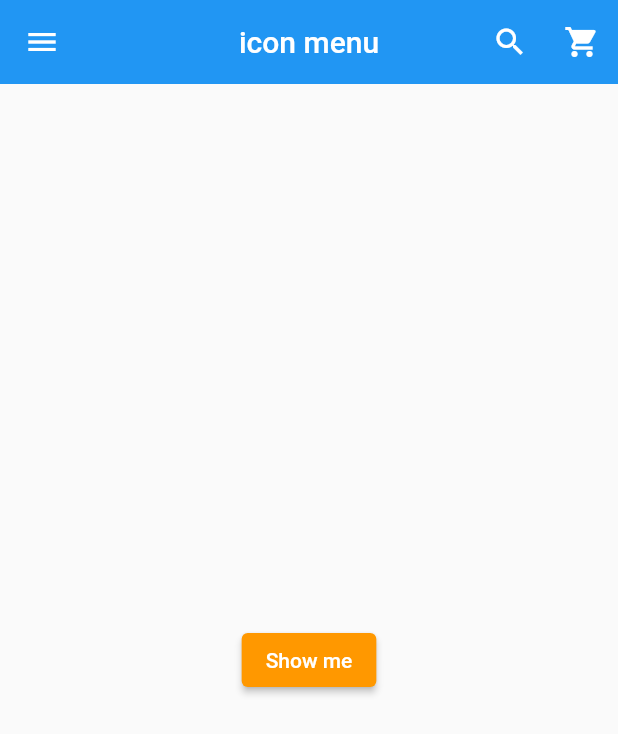
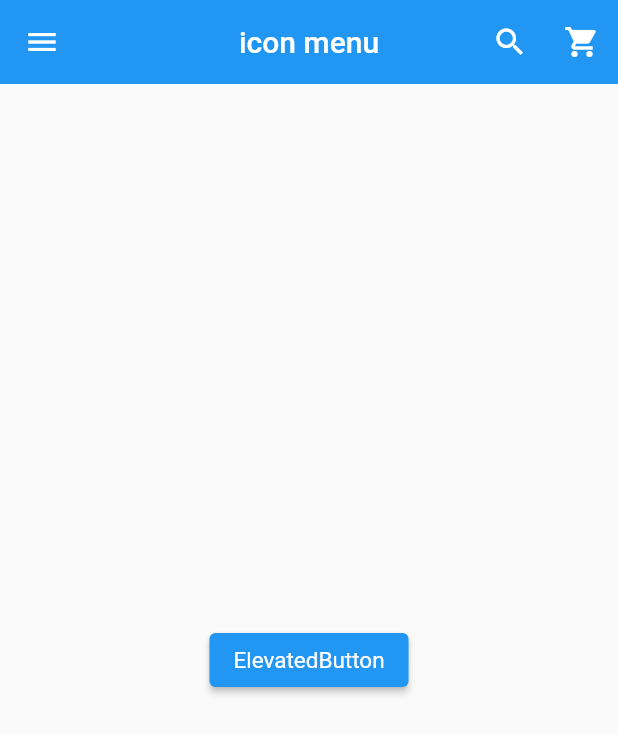
Before and after one commit to ksyeon94/flutter_practice1, a Flutter app: the MyPage screen opened directly, on a phone screen of 412 x 824 dp. Shown: the top 734 px of the screen. Run offline on Flutter 3.47's test engine with Material 2 defaults, Android fonts, the phone set to English and light mode, and no system bars.

Commit message:
snackbar

```diff
--- a/lib/MenuBar.dart
+++ b/lib/MenuBar.dart
@@ -41,11 +41,24 @@ class MyPage extends StatelessWidget {
         ],
       ),
 
-      body: Center(
-        child: ElevatedButton(onPressed: () {  },
-          child: Text('Show me', style: TextStyle(color: Colors.white),),
-          style: ButtonStyle(backgroundColor: MaterialStateProperty.all(Colors.orange)),
-        )
+      body: Builder(
+        builder: (BuildContext context) {
+          return Center(
+            child: ElevatedButton(child: Text("ElevatedButton"),
+              style: ButtonStyle(
+                  textStyle: MaterialStateProperty.all(
+                      TextStyle(fontSize: 15, color: Colors.white)),
+                  backgroundColor: MaterialStateProperty.all(Colors.blue)),
+              onPressed: () {
+                ScaffoldMessenger.of(context).showSnackBar(
+                  SnackBar(
+                    content: Text('Snackbar'),
+                  ),
+                );
+              },
+            ),
+          );
+        }
       ),
 
       drawer: Drawer(
```
